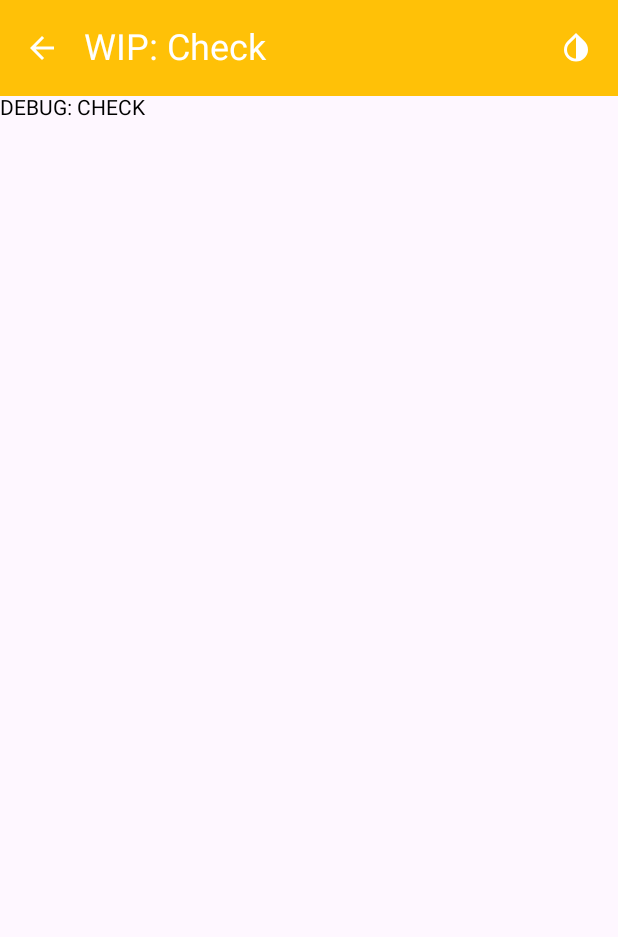
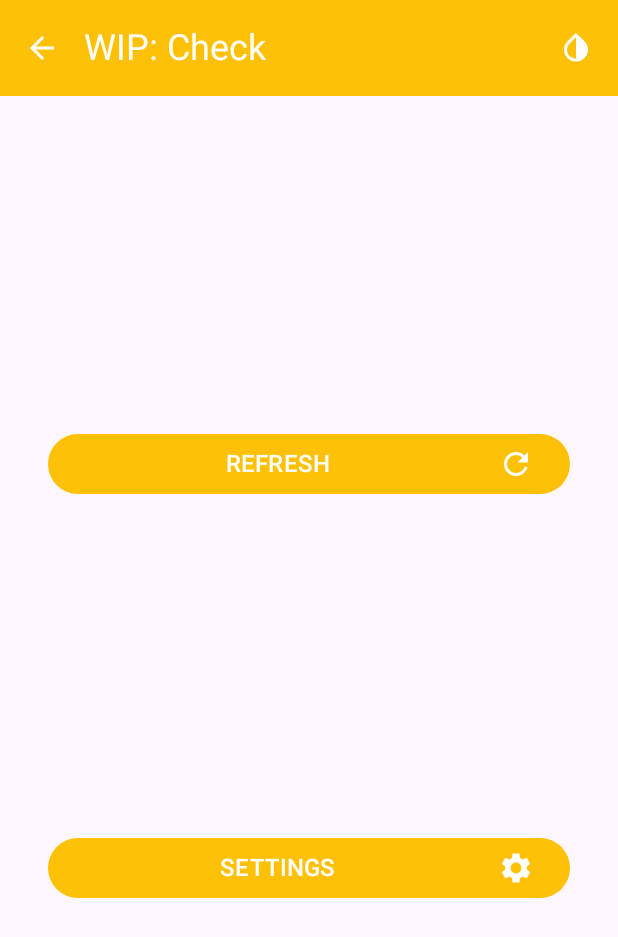
Before and after one commit to maugagneur/vigik, an Android app built with Jetpack Compose: the CheckScreen screen opened through its navigation route, on a phone screen of 412 x 824 dp. Shown: the top 937 px of the screen. Run offline under Robolectric (Android 15) with nearby library versions, the phone set to English and light mode, and no system bars; our stand-ins replace Dagger/Hilt's generated code, Timber, livedata-compose.

Commit message:
Migrate Check screen as pure Composable element

```diff
--- a/app/src/main/java/com/kidor/vigik/ui/MainActivity.kt
+++ b/app/src/main/java/com/kidor/vigik/ui/MainActivity.kt
@@ -20,10 +20,13 @@ import androidx.compose.material3.TopAppBarDefaults
 import androidx.compose.runtime.Composable
 import androidx.compose.runtime.getValue
 import androidx.compose.ui.Modifier
+import androidx.compose.ui.platform.LocalContext
+import androidx.compose.ui.res.stringResource
 import androidx.compose.ui.tooling.preview.Preview
 import androidx.core.splashscreen.SplashScreen.Companion.installSplashScreen
 import androidx.navigation.compose.currentBackStackEntryAsState
 import androidx.navigation.compose.rememberNavController
+import com.kidor.vigik.R
 import com.kidor.vigik.nfc.api.NfcApi
 import com.kidor.vigik.ui.compose.AppNavHost
 import com.kidor.vigik.ui.compose.AppNavigation
@@ -91,11 +94,11 @@ internal fun MainComposable() {
                     )
                 },
                 navigationIcon = {
-                    if (navController.currentBackStackEntry != null) {
+                    if (navController.previousBackStackEntry != null) {
                         IconButton(onClick = { navController.navigateUp() }) {
                             Icon(
                                 Icons.Default.ArrowBack,
-                                contentDescription = "Return",
+                                contentDescription = stringResource(id = R.string.menu_action_back),
                                 tint = MaterialTheme.colorScheme.onPrimary
                             )
                         }
@@ -105,7 +108,7 @@ internal fun MainComposable() {
                     IconButton(onClick = { AppTheme.invertTheme() }) {
                         Icon(
                             Icons.Default.InvertColors,
-                            contentDescription = "Invert colors",
+                            contentDescription = stringResource(id = R.string.menu_action_invert_color),
                             tint = MaterialTheme.colorScheme.onPrimary
                         )
                     }
@@ -118,6 +121,7 @@ internal fun MainComposable() {
         contentColor = MaterialTheme.colorScheme.onPrimary
     ) { innerPadding ->
         AppNavHost(
+            context = LocalContext.current,
             navController = navController,
             modifier = Modifier.padding(innerPadding)
         )
--- /dev/null
+++ b/app/src/main/java/com/kidor/vigik/ui/check/CheckScreen.kt
@@ -0,0 +1,151 @@
+package com.kidor.vigik.ui.check
+
+import androidx.annotation.VisibleForTesting
+import androidx.compose.foundation.layout.Arrangement
+import androidx.compose.foundation.layout.Box
+import androidx.compose.foundation.layout.Column
+import androidx.compose.foundation.layout.Spacer
+import androidx.compose.foundation.layout.fillMaxHeight
+import androidx.compose.foundation.layout.fillMaxSize
+import androidx.compose.foundation.layout.fillMaxWidth
+import androidx.compose.foundation.layout.padding
+import androidx.compose.foundation.layout.size
+import androidx.compose.material.icons.Icons
+import androidx.compose.material.icons.filled.Refresh
+import androidx.compose.material.icons.filled.Settings
+import androidx.compose.material3.Button
+import androidx.compose.material3.ButtonDefaults
+import androidx.compose.material3.CircularProgressIndicator
+import androidx.compose.material3.Icon
+import androidx.compose.material3.MaterialTheme
+import androidx.compose.material3.Text
+import androidx.compose.runtime.Composable
+import androidx.compose.runtime.DisposableEffect
+import androidx.compose.runtime.livedata.observeAsState
+import androidx.compose.ui.Alignment
+import androidx.compose.ui.Modifier
+import androidx.compose.ui.platform.LocalLifecycleOwner
+import androidx.compose.ui.platform.testTag
+import androidx.compose.ui.res.stringResource
+import androidx.compose.ui.text.style.TextAlign
+import androidx.compose.ui.tooling.preview.Preview
+import androidx.compose.ui.tooling.preview.PreviewParameter
+import androidx.hilt.navigation.compose.hiltViewModel
+import androidx.lifecycle.Lifecycle
+import androidx.lifecycle.LifecycleEventObserver
+import com.kidor.vigik.R
+import com.kidor.vigik.ui.compose.AppTheme
+
+/**
+ * View that check if all prerequisite to use NFC are met.
+ */
+@Composable
+fun CheckScreen(
+    viewModel: CheckViewModel = hiltViewModel(),
+    navigateToHub: () -> Unit = {},
+    navigateToSettings: () -> Unit = {}
+) {
+    viewModel.viewState.observeAsState().let {
+        it.value?.let { state -> StateRender(state, viewModel) }
+    }
+    viewModel.viewEvent.observeAsState().let {
+        it.value?.let { eventWrapper ->
+            // React on events only once
+            eventWrapper.getEventIfNotHandled()?.let { event -> EventRender(event, navigateToHub, navigateToSettings) }
+        }
+    }
+
+    val lifecycleOwner = LocalLifecycleOwner.current
+    DisposableEffect(lifecycleOwner) {
+        val observer = LifecycleEventObserver { _, event ->
+            if (event == Lifecycle.Event.ON_RESUME) {
+                viewModel.handleAction(CheckViewAction.RefreshNfcStatus)
+            }
+        }
+        // Add the observer to the lifecycle
+        lifecycleOwner.lifecycle.addObserver(observer)
+        // When the effect leaves the Composition, remove the observer
+        onDispose {
+            lifecycleOwner.lifecycle.removeObserver(observer)
+        }
+    }
+
+    // TODO: need to dismiss splashscreen ?
+}
+
+@Composable
+private fun StateRender(viewState: CheckViewState, viewModel: CheckViewModel) {
+    when (viewState) {
+        CheckViewState.Loading -> LoadingState()
+        CheckViewState.NfcIsDisable -> NfcIsDisableState(NfcIsDisableStateData { action -> viewModel.handleAction(action) })
+    }
+}
+
+@Composable
+private fun EventRender(viewEvent: CheckViewEvent, navigateToHub: () -> Unit, navigateToSettings: () -> Unit) {
+    when (viewEvent) {
+        CheckViewEvent.NavigateToHub -> navigateToHub()
+        CheckViewEvent.NavigateToSettings -> navigateToSettings()
+    }
+}
+
+@Composable
+@Preview(widthDp = 400, heightDp = 700)
+@VisibleForTesting
+internal fun LoadingState() {
+    Box(
+        modifier = Modifier.fillMaxSize(),
+        contentAlignment = Alignment.Center
+    ) {
+        CircularProgressIndicator(
+            modifier = Modifier.testTag(PROGRESS_BAR_TEST_TAG),
+            color = MaterialTheme.colorScheme.secondary
+        )
+    }
+}
+
+@Composable
+@Preview(widthDp = 400, heightDp = 700)
+@VisibleForTesting
+internal fun NfcIsDisableState(@PreviewParameter(NfcIsDisableStateProvider::class) nfcIsDisableStateData: NfcIsDisableStateData) {
+    Column(
+        modifier = Modifier
+            .padding(start = AppTheme.dimensions.commonSpaceXLarge, end = AppTheme.dimensions.commonSpaceXLarge)
+            .fillMaxHeight(),
+        verticalArrangement = Arrangement.SpaceEvenly,
+        horizontalAlignment = Alignment.CenterHorizontally
+    ) {
+        Button(
+            onClick = { nfcIsDisableStateData.onViewAction(CheckViewAction.RefreshNfcStatus) },
+            modifier = Modifier.fillMaxWidth()
+        ) {
+            Text(
+                text = stringResource(id = R.string.nfc_state_refresh).uppercase(),
+                modifier = Modifier.weight(1f),
+                fontSize = AppTheme.dimensions.textSizeMedium,
+                textAlign = TextAlign.Center
+            )
+            Spacer(Modifier.size(ButtonDefaults.IconSize))
+            Icon(
+                Icons.Default.Refresh,
+                contentDescription = "Refresh"
+            )
+        }
+        Button(
+            onClick = { nfcIsDisableStateData.onViewAction(CheckViewAction.DisplayNfcSettings) },
+            modifier = Modifier.fillMaxWidth()
+        ) {
+            Text(
+                text = stringResource(id = R.string.nfc_settings).uppercase(),
+                modifier = Modifier.weight(1f),
+                fontSize = AppTheme.dimensions.textSizeMedium,
+                textAlign = TextAlign.Center
+            )
+            Spacer(Modifier.size(ButtonDefaults.IconSize))
+            Icon(
+                Icons.Default.Settings,
+                contentDescription = "Refresh"
+            )
+        }
+    }
+}
--- a/app/src/main/java/com/kidor/vigik/ui/compose/AppNavHost.kt
+++ b/app/src/main/java/com/kidor/vigik/ui/compose/AppNavHost.kt
@@ -1,15 +1,20 @@
 package com.kidor.vigik.ui.compose
 
+import android.content.Context
+import android.content.Intent
+import android.provider.Settings
 import androidx.compose.material.Text
 import androidx.compose.runtime.Composable
 import androidx.compose.ui.Modifier
-import androidx.navigation.NavGraph.Companion.findStartDestination
 import androidx.navigation.NavHostController
 import androidx.navigation.compose.NavHost
 import androidx.navigation.compose.composable
+import com.kidor.vigik.extensions.navigateSingleTopTo
+import com.kidor.vigik.ui.check.CheckScreen
 
 @Composable
 fun AppNavHost(
+    context: Context,
     navController: NavHostController,
     modifier: Modifier = Modifier
 ) {
@@ -19,7 +24,10 @@ fun AppNavHost(
         modifier = modifier
     ) {
         composable(route = AppNavigation.CheckScreen.route) {
-            Text(text = "DEBUG: CHECK")
+            CheckScreen(
+                navigateToHub = { navController.navigateSingleTopTo(AppNavigation.HubScreen.route) },
+                navigateToSettings = { context.startActivity(Intent(Settings.ACTION_NFC_SETTINGS)) }
+            )
         }
         composable(route = AppNavigation.HubScreen.route) {
             Text(text = "DEBUG: HUB")
@@ -35,18 +43,3 @@ fun AppNavHost(
         }
     }
 }
-
-fun NavHostController.navigateSingleTopTo(route: String) =
-    this.navigate(route) {
-        // Pop up to the start destination of the graph to avoid building up a large stack of destinations on the back
-        // stack as users select items.
-        popUpTo(
-            this@navigateSingleTopTo.graph.findStartDestination().id
-        ) {
-            saveState = true
-        }
-        // Avoid multiple copies of the same destination when reselecting the same item
-        launchSingleTop = true
-        // Restore state when reselecting a previously selected item
-        restoreState = true
-    }
--- a/app/src/main/res/values/strings.xml
+++ b/app/src/main/res/values/strings.xml
@@ -1,5 +1,6 @@
 <resources>
     <string name="app_name">Vigik Pirate</string>
+    <string name="menu_action_back">Back</string>
     <string name="menu_action_invert_color">Invert colors</string>
 
     <string name="check_nfc_title">Check NFC</string>
--- a/build.gradle
+++ b/build.gradle
@@ -11,7 +11,7 @@ buildscript {
         classpath "com.android.tools.build:gradle:$gradleBuildVer"
         classpath "org.jetbrains.kotlin:kotlin-gradle-plugin:${kotlinVer.plugin}"
         classpath "androidx.navigation:navigation-safe-args-gradle-plugin:${androidxVer.navigation}"
-        classpath "com.google.dagger:hilt-android-gradle-plugin:${androidxVer.hilt}"
+        classpath "com.google.dagger:hilt-android-gradle-plugin:${googleVer.hilt}"
         classpath "io.gitlab.arturbosch.detekt:detekt-gradle-plugin:${detektVer}"
         classpath "org.cqfn.diktat:diktat-gradle-plugin:${diktatVer}"
 
```
Also changed, not shown: app/build.gradle (+6 -5 lines), app/src/main/java/com/kidor/vigik/extensions/NavHostControllerExt.kt (added, +19 -0 lines), app/src/main/java/com/kidor/vigik/ui/check/CheckFragment.kt (+0 -108 lines), dependencies.gradle (+6 -2 lines).
